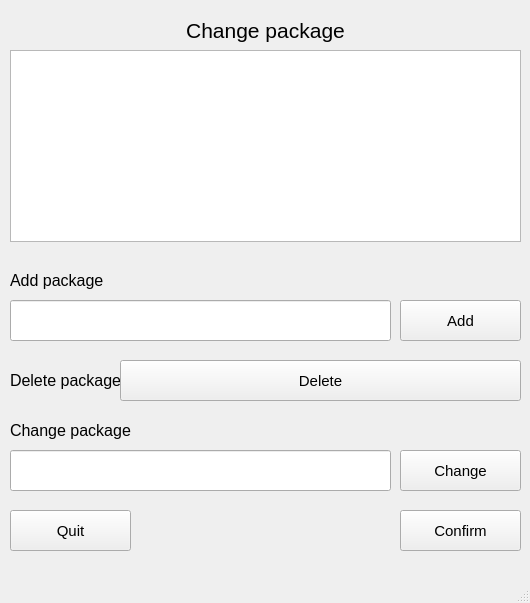
Old version of the form mdkpv2/change_packages.ui in the repository Korobkov124/MDKP.
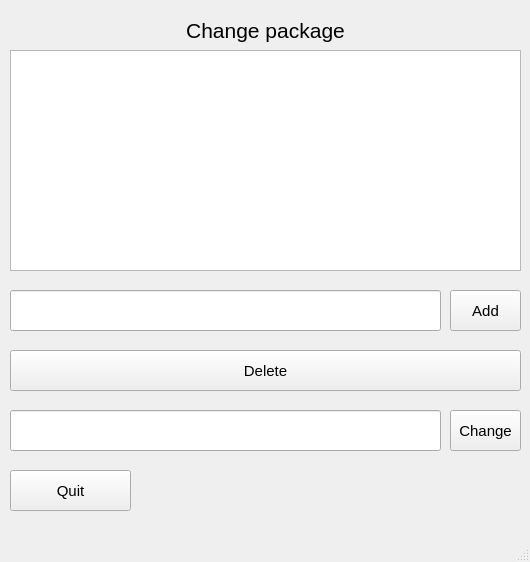
New version of the form.

The edit to the form file:
```diff
--- a/mdkpv2/change_packages.ui
+++ b/mdkpv2/change_packages.ui
@@ -7,7 +7,7 @@
     <x>0</x>
     <y>0</y>
     <width>530</width>
-    <height>603</height>
+    <height>562</height>
    </rect>
   </property>
   <property name="windowTitle">
@@ -30,41 +30,9 @@
    <widget class="QPushButton" name="Autorisation_button_5">
     <property name="geometry">
      <rect>
-      <x>400</x>
-      <y>510</y>
-      <width>121</width>
-      <height>41</height>
-     </rect>
-    </property>
-    <property name="font">
-     <font>
-      <family>Arial</family>
-      <pointsize>11</pointsize>
-     </font>
-    </property>
-    <property name="text">
-     <string>Confirm</string>
-    </property>
-   </widget>
-   <widget class="QLabel" name="label_5">
-    <property name="geometry">
-     <rect>
-      <x>10</x>
-      <y>410</y>
-      <width>511</width>
-      <height>41</height>
-     </rect>
-    </property>
-    <property name="text">
-     <string>&lt;html&gt;&lt;head/&gt;&lt;body&gt;&lt;p&gt;&lt;span style=&quot; font-size:12pt;&quot;&gt;Change package&lt;/span&gt;&lt;/p&gt;&lt;/body&gt;&lt;/html&gt;</string>
-    </property>
-   </widget>
-   <widget class="QPushButton" name="Autorisation_button">
-    <property name="geometry">
-     <rect>
-      <x>400</x>
-      <y>300</y>
-      <width>121</width>
+      <x>450</x>
+      <y>290</y>
+      <width>71</width>
       <height>41</height>
      </rect>
     </property>
@@ -78,25 +46,12 @@
      <string>Add</string>
     </property>
    </widget>
-   <widget class="QLabel" name="label_4">
+   <widget class="QPushButton" name="Change_button">
     <property name="geometry">
      <rect>
-      <x>10</x>
-      <y>360</y>
-      <width>171</width>
-      <height>41</height>
-     </rect>
-    </property>
-    <property name="text">
-     <string>&lt;html&gt;&lt;head/&gt;&lt;body&gt;&lt;p&gt;&lt;span style=&quot; font-size:12pt;&quot;&gt;Delete package&lt;/span&gt;&lt;/p&gt;&lt;/body&gt;&lt;/html&gt;</string>
-    </property>
-   </widget>
-   <widget class="QPushButton" name="Autorisation_button_3">
-    <property name="geometry">
-     <rect>
-      <x>400</x>
-      <y>450</y>
-      <width>121</width>
+      <x>450</x>
+      <y>410</y>
+      <width>71</width>
       <height>41</height>
      </rect>
     </property>
@@ -114,8 +69,8 @@
     <property name="geometry">
      <rect>
       <x>10</x>
-      <y>450</y>
-      <width>381</width>
+      <y>410</y>
+      <width>431</width>
       <height>41</height>
      </rect>
     </property>
@@ -124,7 +79,7 @@
     <property name="geometry">
      <rect>
       <x>10</x>
-      <y>510</y>
+      <y>470</y>
       <width>121</width>
       <height>41</height>
      </rect>
@@ -142,9 +97,9 @@
    <widget class="QPushButton" name="Autorisation_button_2">
     <property name="geometry">
      <rect>
-      <x>120</x>
-      <y>360</y>
-      <width>401</width>
+      <x>10</x>
+      <y>350</y>
+      <width>511</width>
       <height>41</height>
      </rect>
     </property>
@@ -162,32 +117,19 @@
     <property name="geometry">
      <rect>
       <x>10</x>
-      <y>300</y>
-      <width>381</width>
+      <y>290</y>
+      <width>431</width>
       <height>41</height>
      </rect>
     </property>
    </widget>
-   <widget class="QLabel" name="label_3">
-    <property name="geometry">
-     <rect>
-      <x>10</x>
-      <y>260</y>
-      <width>511</width>
-      <height>41</height>
-     </rect>
-    </property>
-    <property name="text">
-     <string>&lt;html&gt;&lt;head/&gt;&lt;body&gt;&lt;p&gt;&lt;span style=&quot; font-size:12pt;&quot;&gt;Add package&lt;/span&gt;&lt;/p&gt;&lt;/body&gt;&lt;/html&gt;</string>
-    </property>
-   </widget>
    <widget class="QTableView" name="tableView">
     <property name="geometry">
      <rect>
       <x>10</x>
       <y>50</y>
       <width>511</width>
-      <height>192</height>
+      <height>221</height>
      </rect>
     </property>
    </widget>
```
Left out of the diff: 6 changed lines with no effect on the pictures.
